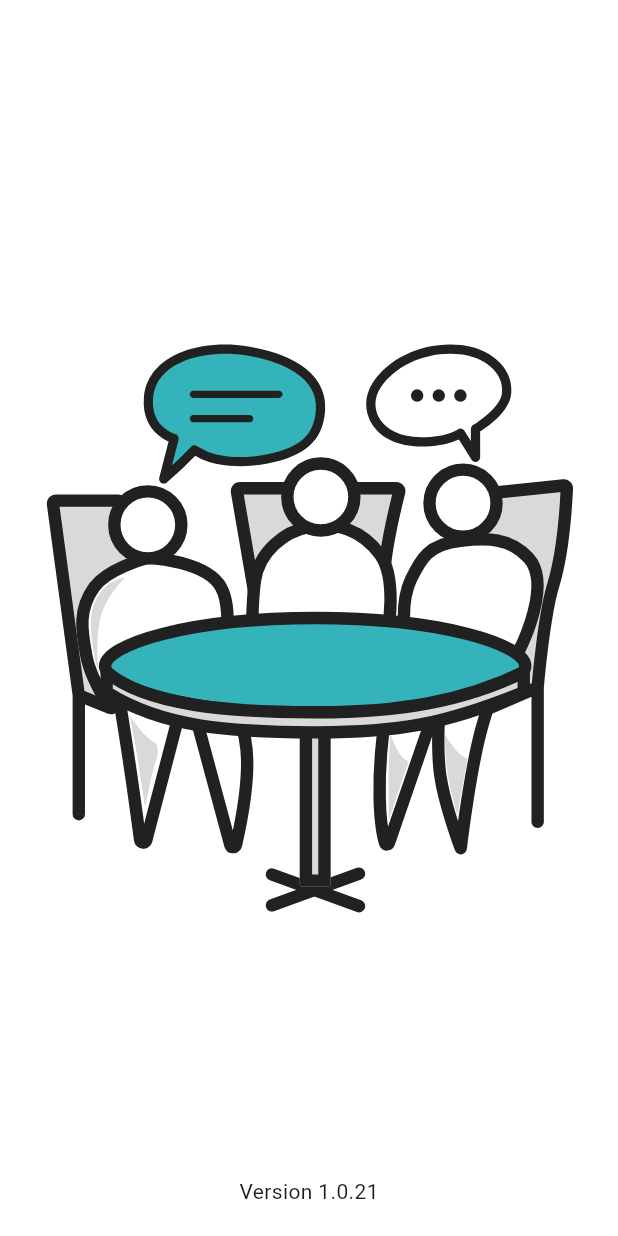
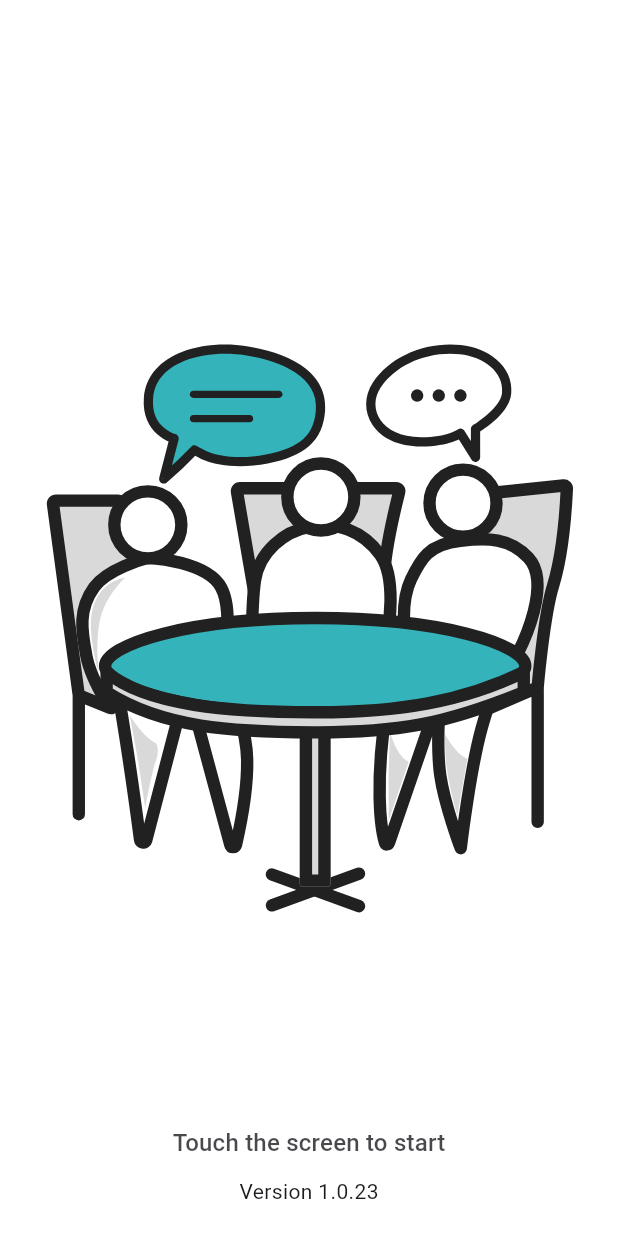
Before and after one commit to jhh78/bw_company, a Flutter app: the screen it shows after launch, on a phone screen of 412 x 824 dp. Run offline on Flutter 3.47's test engine with Material 3 defaults, Android fonts, the phone set to English and light mode, and no system bars; drawn by our look-alikes of upgrader; our stand-ins replace device_info_plus, flutter_dotenv, flutter_html, flutter_rating_bar, flutter_svg, flutter_typeahead and 8 more; accounts and stored records are empty.

```diff
--- a/lib/providers/language.dart
+++ b/lib/providers/language.dart
@@ -4,6 +4,7 @@ class Languages extends Translations {
   @override
   Map<String, Map<String, String>> get keys => {
         'ko_KR': {
+          'pleaseTouchScreenAndStart': '화면을 터치하여 시작하세요',
           'maintenance': '서버 점검중입니다.',
           'maintenanceText': '잠시 후 다시 시도해주세요.',
           'processCompleted': '처리가 완료되었습니다.',
@@ -70,6 +71,7 @@ class Languages extends Translations {
           'productLoadFailed': '상품 로드에 실패하였습니다.\n잠시 후 다시 시도해주세요.',
         },
         'ja_JP': {
+          'pleaseTouchScreenAndStart': '画面をタッチして開始してください',
           'maintenance': 'サーバーメンテナンス中です。',
           'maintenanceText': 'しばらくしてから再度お試しください。',
           'processCompleted': '処理が完了しました。',
@@ -136,6 +138,7 @@ class Languages extends Translations {
           'productLoadFailed': '商品のロードに失敗しました。\nしばらくしてから再度お試しください。',
         },
         'en_US': {
+          'pleaseTouchScreenAndStart': 'Touch the screen to start',
           'maintenance': 'Server maintenance is in progress.',
           'maintenanceText': 'Please try again later.',
           'processCompleted': 'Processing has been completed.',
--- a/lib/screens/intro.dart
+++ b/lib/screens/intro.dart
@@ -14,8 +14,33 @@ import 'package:pocketbase/pocketbase.dart';
 
 const String location = "lib/screens/intro.dart";
 
-class IntroScreen extends StatelessWidget {
+class IntroScreen extends StatefulWidget {
   const IntroScreen({super.key});
+
+  @override
+  State<IntroScreen> createState() => _IntroScreenState();
+}
+
+class _IntroScreenState extends State<IntroScreen> with SingleTickerProviderStateMixin {
+  late AnimationController _controller;
+  late Animation<double> _animation;
+
+  @override
+  void initState() {
+    super.initState();
+    _controller = AnimationController(
+      duration: const Duration(seconds: 1),
+      vsync: this,
+    )..repeat(reverse: true);
+
+    _animation = Tween<double>(begin: 1.0, end: 0.0).animate(_controller);
+  }
+
+  @override
+  void dispose() {
+    _controller.dispose();
+    super.dispose();
+  }
 
   Future<String> getAppVersion() async {
     PackageInfo packageInfo = await PackageInfo.fromPlatform();
@@ -94,6 +119,22 @@ class IntroScreen extends StatelessWidget {
             ),
             Container(
               alignment: Alignment.bottomCenter,
+              padding: const EdgeInsets.only(bottom: 50),
+              child: AnimatedBuilder(
+                animation: _animation,
+                builder: (context, child) {
+                  return Opacity(
+                    opacity: _animation.value,
+                    child: Text(
+                      'pleaseTouchScreenAndStart'.tr,
+                      style: Theme.of(context).textTheme.titleMedium,
+                    ),
+                  );
+                },
+              ),
+            ),
+            Container(
+              alignment: Alignment.bottomCenter,
               padding: const EdgeInsets.only(bottom: 20),
               child: FutureBuilder(
                 future: getAppVersion(),
--- a/pubspec.yaml
+++ b/pubspec.yaml
@@ -16,7 +16,7 @@ publish_to: "none" # Remove this line if you wish to publish to pub.dev
 # https://developer.apple.com/library/archive/documentation/General/Reference/InfoPlistKeyReference/Articles/CoreFoundationKeys.html
 # In Windows, build-name is used as the major, minor, and patch parts
 # of the product and file versions while build-number is used as the build suffix.
-version: 1.0.21+21
+version: 1.0.23+23
 
 environment:
   sdk: ">=3.3.1 <4.0.0"
```
Also changed, not shown: lib/screens/appinfo.dart (+37 -1 lines).
